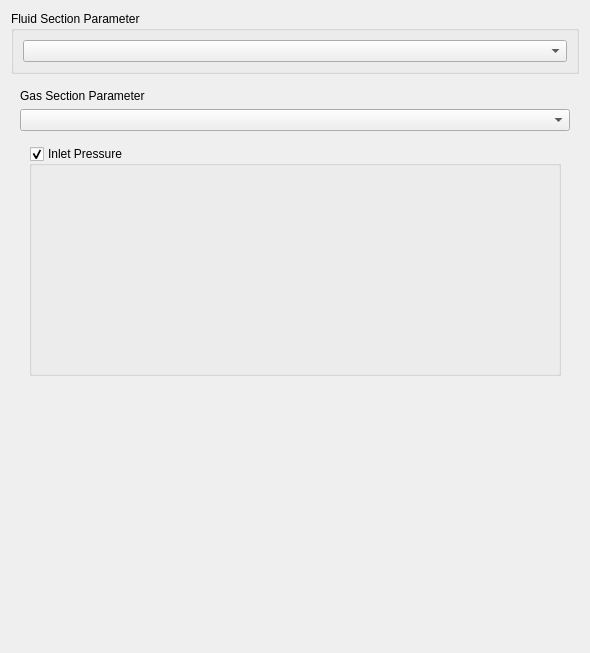
makkemal/FreeCAD, file src/Mod/Fem/Gui/Resources/ui/ElementFluid1D.ui: the form before one commit.
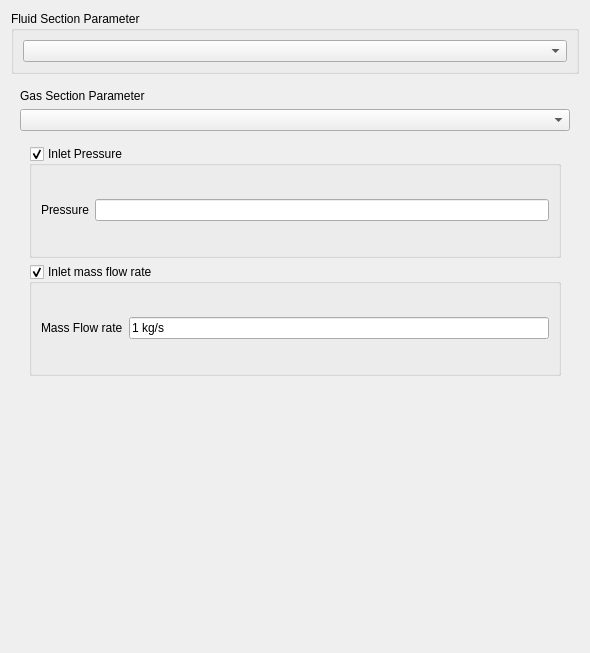
The form after the commit. The open tabs and pages were chosen to show the change. Custom widgets are drawn as their Qt base class.

Commit message: FEM: GAS Inlet gas section done

What changed in the file:
```diff
--- a/src/Mod/Fem/Gui/Resources/ui/ElementFluid1D.ui
+++ b/src/Mod/Fem/Gui/Resources/ui/ElementFluid1D.ui
@@ -851,6 +851,71 @@
              <property name="checkable">
               <bool>true</bool>
              </property>
+             <property name="checked">
+              <bool>true</bool>
+             </property>
+             <layout class="QVBoxLayout" name="verticalLayout_24">
+              <item>
+               <layout class="QHBoxLayout" name="horizontalLayout_12">
+                <item>
+                 <widget class="QLabel" name="label_30">
+                  <property name="text">
+                   <string>Pressure</string>
+                  </property>
+                 </widget>
+                </item>
+                <item>
+                 <widget class="Gui::InputField" name="if_inletpressure_2">
+                  <property name="enabled">
+                   <bool>true</bool>
+                  </property>
+                  <property name="text">
+                   <string/>
+                  </property>
+                  <property name="unit" stdset="0">
+                   <string notr="true">MPa</string>
+                  </property>
+                 </widget>
+                </item>
+               </layout>
+              </item>
+             </layout>
+            </widget>
+           </item>
+           <item>
+            <widget class="QGroupBox" name="MassFlowrate">
+             <property name="title">
+              <string>Inlet mass flow rate</string>
+             </property>
+             <property name="checkable">
+              <bool>true</bool>
+             </property>
+             <property name="checked">
+              <bool>true</bool>
+             </property>
+             <layout class="QVBoxLayout" name="verticalLayout_25">
+              <item>
+               <layout class="QHBoxLayout" name="horizontalLayout_29">
+                <item>
+                 <widget class="QLabel" name="label_31">
+                  <property name="text">
+                   <string>Mass Flow rate</string>
+                  </property>
+                 </widget>
+                </item>
+                <item>
+                 <widget class="Gui::InputField" name="if_outletflowrate_2">
+                  <property name="text">
+                   <string>1 kg/s</string>
+                  </property>
+                  <property name="unit" stdset="0">
+                   <string notr="true">kg/s</string>
+                  </property>
+                 </widget>
+                </item>
+               </layout>
+              </item>
+             </layout>
             </widget>
            </item>
           </layout>
```
Left out of the diff: 2 changed lines with no effect on the pictures.
